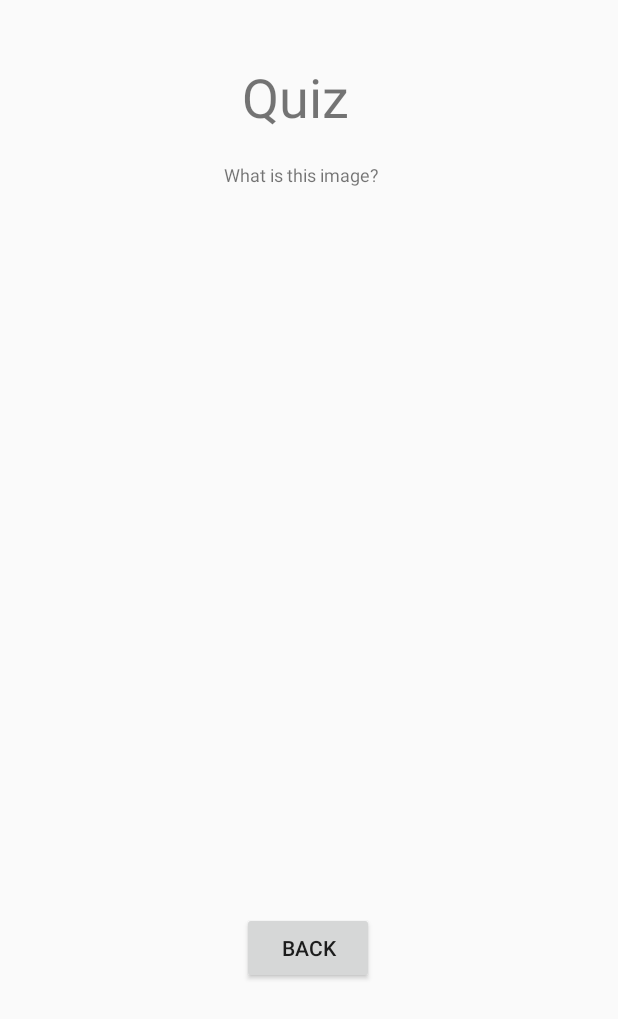
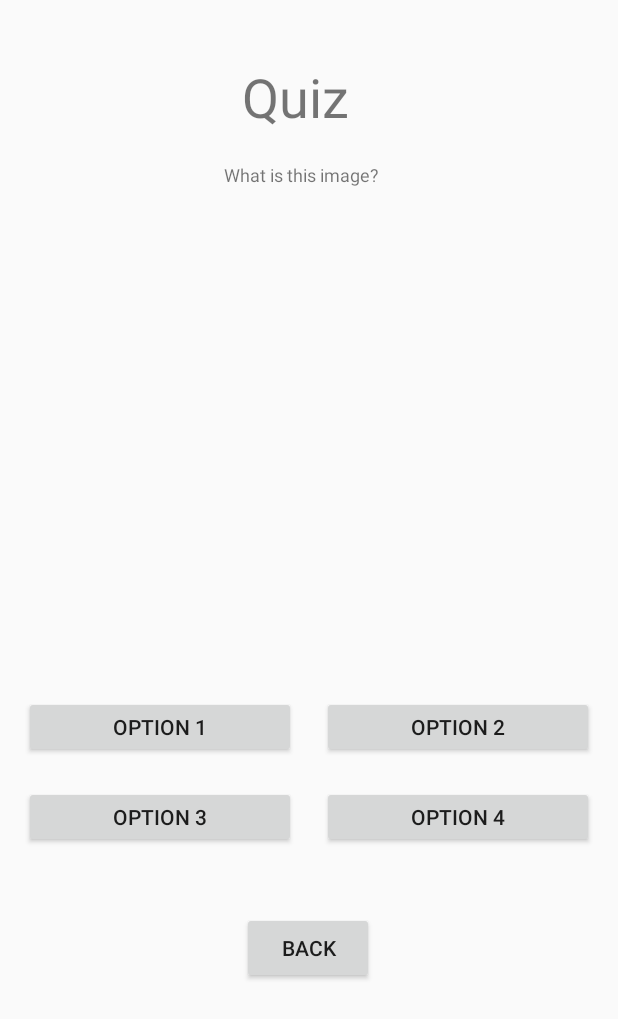
Before and after one commit to SChoiGitHub/AndroidOpenImagesDatasetClassificationGame, an Android app: the QuizFragment screen opened through its navigation route, on a phone screen of 412 x 824 dp. Shown: the top 1019 px of the screen. Run offline under Robolectric (Android 15) with nearby library versions, the phone set to English and light mode, and no system bars; our stand-ins replace Picasso; 4 statements that could not run were skipped.

Commit message:
Additional constants

```diff
--- a/app/src/main/res/layout/fragment_quiz.xml
+++ b/app/src/main/res/layout/fragment_quiz.xml
@@ -41,4 +41,58 @@
         app:layout_constraintHorizontal_bias="0.498"
         app:layout_constraintStart_toStartOf="parent"
         app:layout_constraintTop_toTopOf="parent" />
+
+    <Button
+        android:id="@+id/quizButtonOption4"
+        android:layout_width="181dp"
+        android:layout_height="41dp"
+        android:layout_marginStart="16dp"
+        android:layout_marginLeft="16dp"
+        android:layout_marginTop="524dp"
+        android:text="@string/quiz_option3"
+        app:layout_constraintStart_toStartOf="parent"
+        app:layout_constraintTop_toTopOf="parent" />
+
+    <Button
+        android:id="@+id/quizButtonOption3"
+        android:layout_width="181dp"
+        android:layout_height="41dp"
+        android:layout_marginTop="524dp"
+        android:layout_marginEnd="16dp"
+        android:layout_marginRight="16dp"
+        android:text="@string/quiz_option4"
+        app:layout_constraintEnd_toEndOf="parent"
+        app:layout_constraintTop_toTopOf="parent" />
+
+    <Button
+        android:id="@+id/quizButtonOption1"
+        android:layout_width="181dp"
+        android:layout_height="41dp"
+        android:layout_marginStart="16dp"
+        android:layout_marginLeft="16dp"
+        android:layout_marginTop="464dp"
+        android:text="@string/quiz_option1"
+        app:layout_constraintStart_toStartOf="parent"
+        app:layout_constraintTop_toTopOf="parent" />
+
+    <Button
+        android:id="@+id/quizButtonOption2"
+        android:layout_width="181dp"
+        android:layout_height="41dp"
+        android:layout_marginTop="464dp"
+        android:layout_marginEnd="16dp"
+        android:layout_marginRight="16dp"
+        android:text="@string/quiz_option2"
+        app:layout_constraintEnd_toEndOf="parent"
+        app:layout_constraintTop_toTopOf="parent" />
+
+    <ImageView
+        android:id="@+id/quizImageView"
+        android:layout_width="150dp"
+        android:layout_height="179dp"
+        android:layout_marginTop="180dp"
+        app:layout_constraintEnd_toEndOf="parent"
+        app:layout_constraintHorizontal_bias="0.498"
+        app:layout_constraintStart_toStartOf="parent"
+        app:layout_constraintTop_toTopOf="parent" />
 </androidx.constraintlayout.widget.ConstraintLayout>
--- a/app/src/main/res/values/strings.xml
+++ b/app/src/main/res/values/strings.xml
@@ -13,4 +13,9 @@
     <!-- TODO: Remove or change this placeholder text -->
     <string name="hello_blank_fragment">Hello blank fragment</string>
     <string name="quiz_fragment_label">Quiz Fragment</string>
+
+    <string name="quiz_option1">Option 1</string>
+    <string name="quiz_option2">Option 2</string>
+    <string name="quiz_option3">Option 3</string>
+    <string name="quiz_option4">Option 4</string>
 </resources>
```
